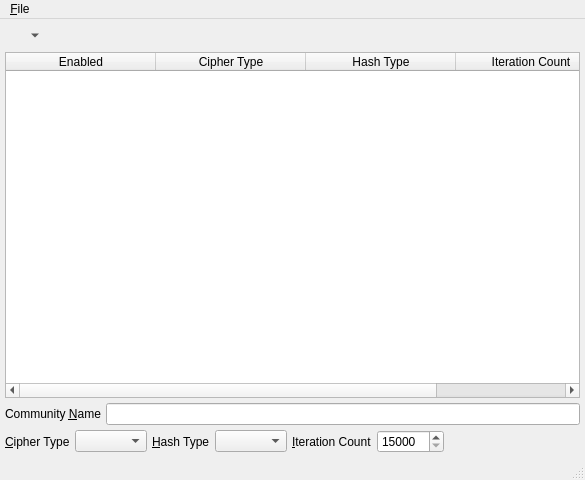
First picture: the form in branches/trunk/UI/echo-key-share.ui, repository textbrowser/spot-on, before the edit.
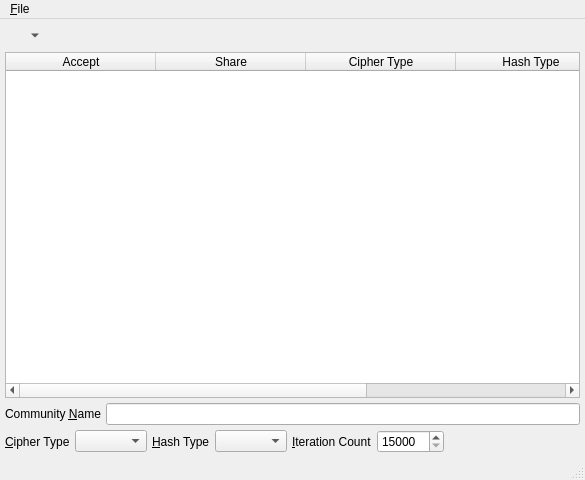
Second picture: the form after the edit. Icons and pictures are not drawn.

Commit message: Key-share.

What changed in the file:
```diff
--- a/branches/trunk/UI/echo-key-share.ui
+++ b/branches/trunk/UI/echo-key-share.ui
@@ -75,7 +75,12 @@
       </attribute>
       <column>
        <property name="text">
-        <string>Enabled</string>
+        <string>Accept</string>
+       </property>
+      </column>
+      <column>
+       <property name="text">
+        <string>Share</string>
        </property>
       </column>
       <column>
```
The commit also changes 3 other files.
